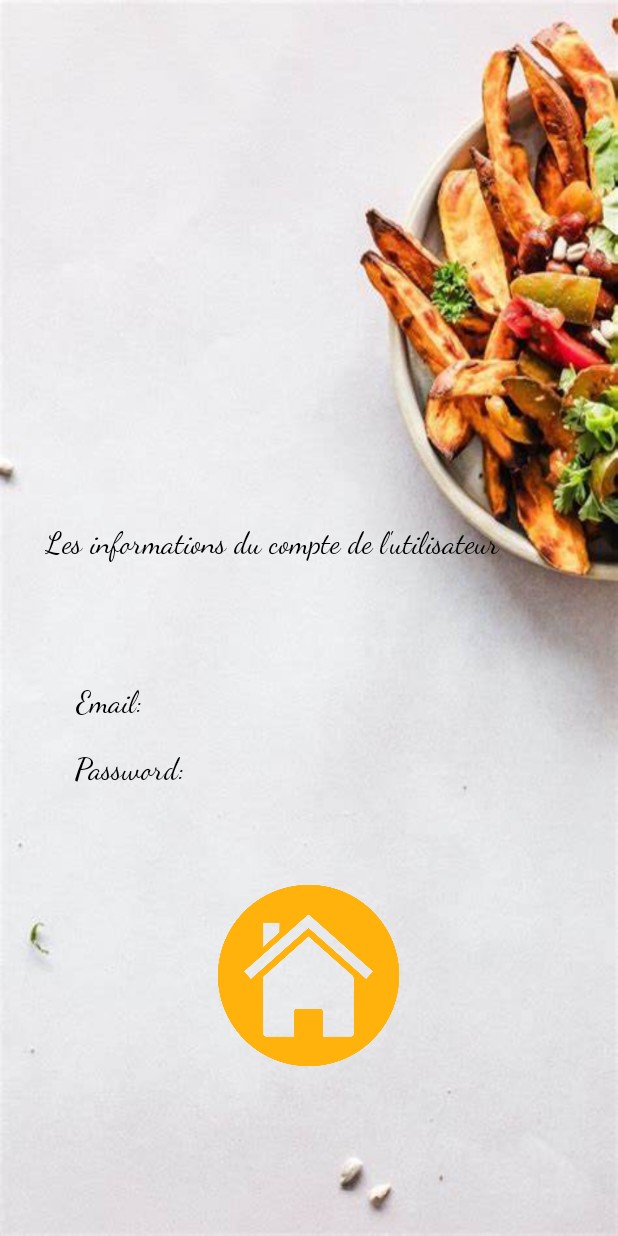
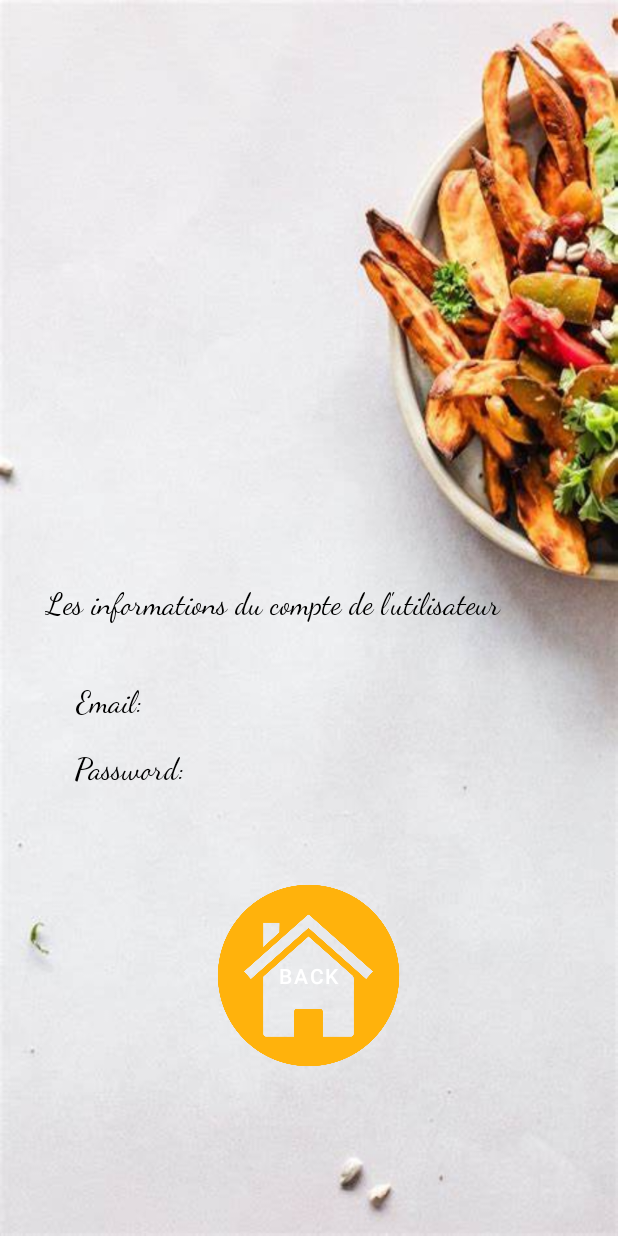
Before and after one commit to Chaimae-Chakir/android, an Android app: the layout activity_user_information.xml on its own in the app's theme, with its tools: preview values and no code run, on a phone screen of 412 x 824 dp. Run offline under Robolectric (Android 15) with nearby library versions, the phone set to English and light mode, and no system bars.

Commit message:
fixing errors

```diff
--- a/SplashScreenWithLogin/app/src/main/AndroidManifest.xml
+++ b/SplashScreenWithLogin/app/src/main/AndroidManifest.xml
@@ -1,7 +1,6 @@
 <?xml version="1.0" encoding="utf-8"?>
 <manifest xmlns:android="http://schemas.android.com/apk/res/android"
     xmlns:tools="http://schemas.android.com/tools">
-
     <application
         android:allowBackup="true"
         android:dataExtractionRules="@xml/data_extraction_rules"
--- a/SplashScreenWithLogin/app/src/main/java/com/example/splashscreenwithlogin/Activity_Splash_Login.java
+++ b/SplashScreenWithLogin/app/src/main/java/com/example/splashscreenwithlogin/Activity_Splash_Login.java
@@ -33,7 +33,7 @@
                 // Vérifier si l'email et le mot de passe sont valides, par exemple en utilisant un Regex
                 // Si les données sont valides, ouvrir une nouvelle activité et passer les données d'utilisateur en tant qu'arguments
                 if (isValidEmail(email) && isValidPassword(password)) {
-                    Intent intent = new Intent(Activity_Splash_Login.this, UserInformationActivity.class);
+                    Intent intent = new Intent(Activity_Splash_Login.this, com.example.splashscreenwithlogin.UserInformationActivity.class);
                     intent.putExtra("email", email);
                     intent.putExtra("password", password);
                     startActivity(intent);
--- a/SplashScreenWithLogin/app/src/main/res/layout/activity_user_information.xml
+++ b/SplashScreenWithLogin/app/src/main/res/layout/activity_user_information.xml
@@ -16,21 +16,21 @@
             android:layout_marginStart="30dp"
             android:layout_marginTop="350dp"
             android:fontFamily="cursive"
+            android:gravity="center"
             android:text="Les informations du compte de l'utilisateur "
             android:textColor="#000000"
-            android:textSize="20dp"/>
-
+            android:textSize="20dp" />
 
         <TextView
             android:id="@+id/email_text_view"
-            android:layout_marginStart="50dp"
-            android:textSize="20dp"
-            android:textColor="#000000"
             android:layout_width="wrap_content"
             android:layout_height="wrap_content"
+            android:layout_marginStart="50dp"
+            android:fontFamily="cursive"
             android:gravity="center"
-            android:fontFamily="cursive"
-            android:text="Email: " />
+            android:text="Email: "
+            android:textColor="#000000"
+            android:textSize="20dp" />
 
         <TextView
             android:id="@+id/password_text_view"
@@ -46,12 +46,13 @@
 
         <Button
             android:id="@+id/back_button"
-
             android:layout_width="150dp"
             android:layout_height="150dp"
             android:layout_gravity="center_horizontal"
             android:layout_marginTop="50dp"
-            android:background="@drawable/back_button" />
+            android:text="back"
+            android:background="@drawable/back_button"
+            />
     </LinearLayout>
 
 </androidx.constraintlayout.widget.ConstraintLayout>
```
Also changed, not shown: SplashScreenWithLogin/app/src/main/java/com/example/splashscreenwithlogin/UserInformationActivity.java (+9 -7 lines), SplashScreenWithLogin/app/src/main/res/values/strings.xml (+23 -1 lines), 2 other files.
